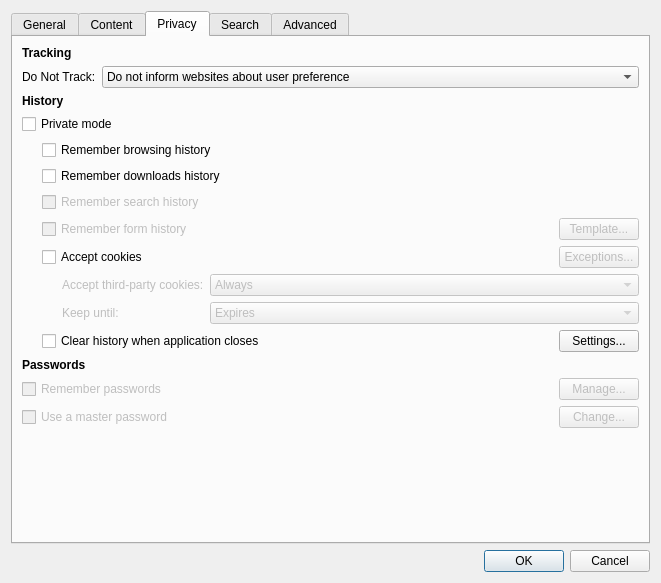
The window that src/ui/PreferencesDialog.ui (OtterBrowser/otter-browser) describes before a commit, drawn with Qt 5.
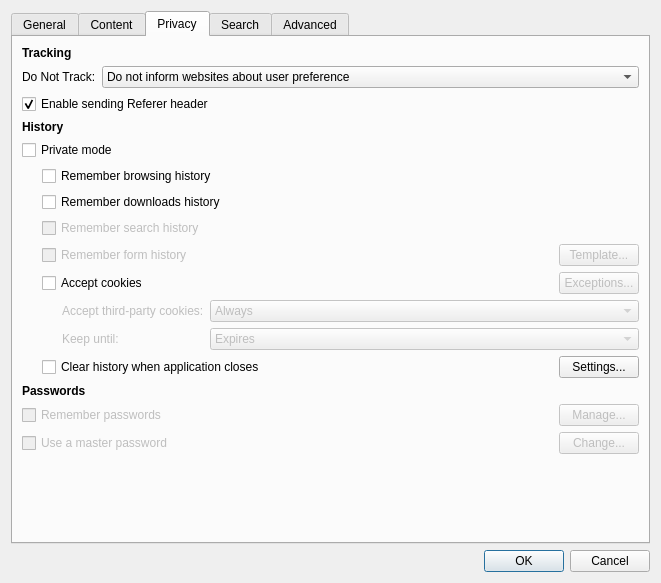
The same window after the commit. The open tabs and pages were chosen to show the change. Custom widgets are drawn as their Qt base class.

Commit message: Hooked up Referrer sending selection to preferences window.

```diff
--- a/src/ui/PreferencesDialog.ui
+++ b/src/ui/PreferencesDialog.ui
@@ -706,6 +706,19 @@
          </item>
         </layout>
        </item>
+       <item>
+        <widget class="QCheckBox" name="enableReferrerCheckBox">
+         <property name="enabled">
+          <bool>true</bool>
+         </property>
+         <property name="text">
+          <string>Enable sending Referer header</string>
+         </property>
+         <property name="checked">
+          <bool>true</bool>
+         </property>
+        </widget>
+       </item>
        <item>
         <widget class="QLabel" name="historyHeader">
          <property name="font">
```
The commit also changes 1 other file.
